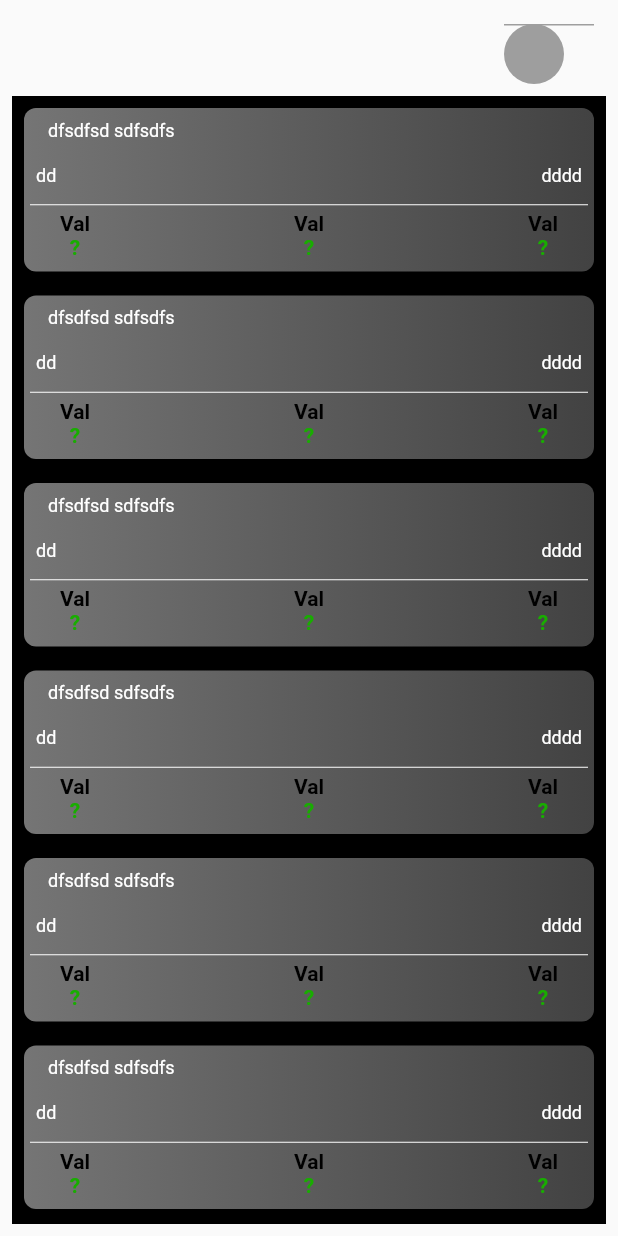
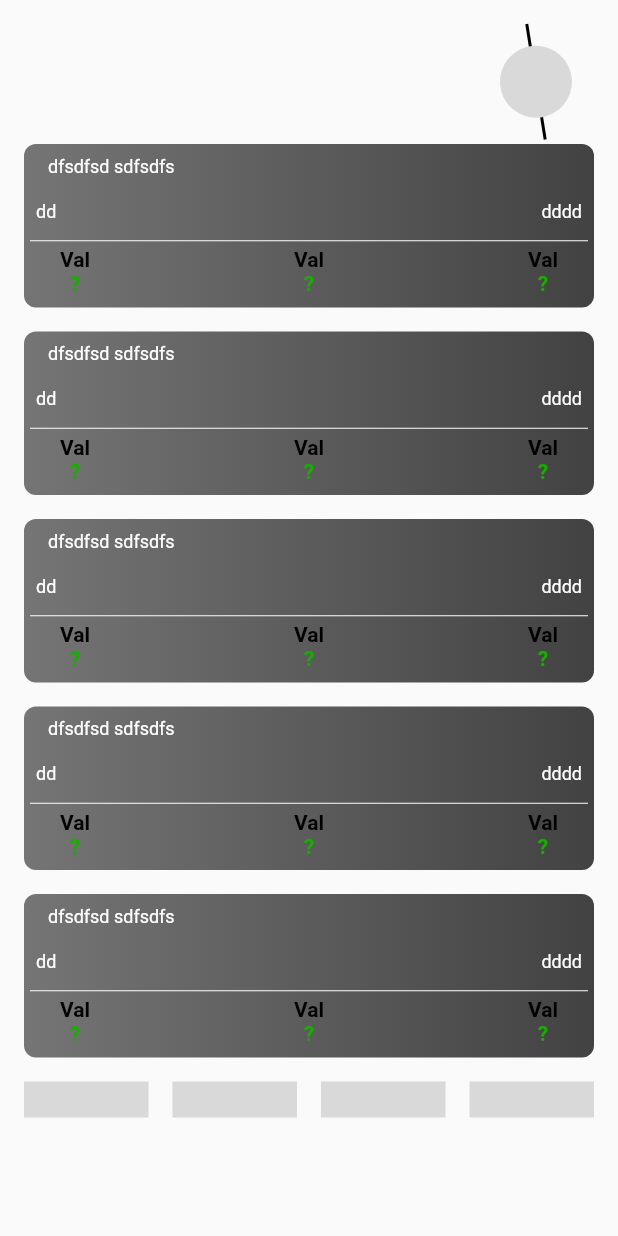
Before and after one commit to mihaab123/flutter_scrollable_list, a Flutter app: the screen it shows after launch, on a phone screen of 412 x 824 dp. Run offline on Flutter 3.47's test engine with Material 2 defaults, Android fonts, the phone set to English and light mode, and no system bars; our stand-ins replace equatable, flutter_bloc.

Commit message:
vertical list, rotate circle

```diff
--- a/lib/constants/themes.dart
+++ b/lib/constants/themes.dart
@@ -4,7 +4,7 @@ class AppThemes {
   Color colorWhite = Colors.white;
   Color colorGreen = Colors.green;
   Color colorBlack = Colors.black;
-  Color colorGrey = Colors.grey;
+  Color colorGrey = const Color.fromRGBO(217, 217, 217, 1);
   TextStyle mainTextStyle = const TextStyle(
       color: Colors.white, fontSize: 12, fontWeight: FontWeight.w400);
   TextStyle greenTextStyle = const TextStyle(
--- a/lib/screens/home_screen.dart
+++ b/lib/screens/home_screen.dart
@@ -1,6 +1,7 @@
 import 'package:flutter/material.dart';
 import 'package:flutter_scrollable_list/blocs/scrollable_list_bloc.dart';
 import 'package:flutter_scrollable_list/screens/widgets/animated_app_bar.dart';
+import 'package:flutter_scrollable_list/screens/widgets/horizontal_list.dart';
 import 'package:flutter_scrollable_list/screens/widgets/vertical_list.dart';
 
 class HomeScreen extends StatelessWidget {
@@ -14,10 +15,12 @@ class HomeScreen extends StatelessWidget {
       child: Scaffold(
         body: Padding(
           padding: const EdgeInsets.all(8.0),
-          child: SingleChildScrollView(
-            child: Column(
-              children: const [AnimatedAppBar(), VerticalList()],
-            ),
+          child: Column(
+            children: const [
+              SizedBox(height: 80, child: AnimatedAppBar()),
+              VerticalList(),
+              SizedBox(height: 40, child: HorizontalList())
+            ],
           ),
         ),
       ),
--- a/lib/screens/widgets/animated_app_bar.dart
+++ b/lib/screens/widgets/animated_app_bar.dart
@@ -1,27 +1,62 @@
+import 'dart:math';
+
 import 'package:flutter/material.dart';
 import 'package:flutter_scrollable_list/constants/themes.dart';
+import 'package:flutter_scrollable_list/screens/widgets/circle_line_painter.dart';
 
-class AnimatedAppBar extends StatelessWidget {
+class AnimatedAppBar extends StatefulWidget {
   const AnimatedAppBar({Key? key}) : super(key: key);
 
   @override
+  State<AnimatedAppBar> createState() => _AnimatedAppBarState();
+}
+
+class _AnimatedAppBarState extends State<AnimatedAppBar>
+    with TickerProviderStateMixin {
+  late AnimationController _animationController;
+
+  @override
+  void initState() {
+    super.initState();
+    _animationController = AnimationController(
+      vsync: this,
+      duration: const Duration(seconds: 7),
+    );
+
+    _animationController.repeat();
+  }
+
+  @override
+  void dispose() {
+    _animationController.dispose();
+    super.dispose();
+  }
+
+  @override
   Widget build(BuildContext context) {
+    final rotationTween = Tween<double>(begin: 0.0, end: 2 * pi);
     return Padding(
-      padding: const EdgeInsets.all(8.0),
-      child: Align(
-          alignment: Alignment.centerRight,
-          child: Stack(
-            children: [
-              Container(
-                height: 1,
-                width: 60,
-                color: AppThemes().colorGrey,
+        padding: const EdgeInsets.all(8.0),
+        child: Container(
+            alignment: Alignment.centerRight,
+            child: AnimatedBuilder(
+              animation: _animationController,
+              builder: (BuildContext context, Widget? child) {
+                return Transform(
+                  origin: const Offset(-48, 5),
+                  transform: Matrix4.identity()
+                    ..rotateZ(
+                        rotationTween.transform(_animationController.value)),
+                  child: child,
+                );
+                // return Transform.rotate(
+                //   angle: _animationController.value * 6.3,
+                //   child: child,
+                // );
+              },
+              child: CustomPaint(
+                painter: CircleLinePainter(),
               ),
-              CircleAvatar(
-                backgroundColor: AppThemes().colorGrey,
-              )
-            ],
-          )),
-    );
+            )));
   }
 }
--- /dev/null
+++ b/lib/screens/widgets/circle_line_painter.dart
@@ -0,0 +1,23 @@
+import 'package:flutter/material.dart';
+import 'package:flutter_scrollable_list/constants/themes.dart';
+
+class CircleLinePainter extends CustomPainter {
+  CircleLinePainter();
+
+  @override
+  void paint(Canvas canvas, Size size) async {
+    const center = Offset(-40, 0);
+    const radius = 24.0;
+    Paint paintCircle = Paint()..color = AppThemes().colorGrey;
+    Paint paintLine = Paint()
+      ..color = AppThemes().colorBlack
+      ..strokeWidth = 2;
+    canvas.drawLine(const Offset(-70, -25), const Offset(-10, 25), paintLine);
+    canvas.drawCircle(center, radius, paintCircle);
+  }
+
+  @override
+  bool shouldRepaint(CustomPainter oldDelegate) {
+    return false;
+  }
+}
--- /dev/null
+++ b/lib/screens/widgets/horizontal_list.dart
@@ -0,0 +1,33 @@
+import 'dart:convert';
+
+import 'package:flutter/material.dart';
+import 'package:flutter_bloc/flutter_bloc.dart';
+import 'package:flutter_scrollable_list/blocs/scrollable_list_bloc.dart';
+import 'package:flutter_scrollable_list/constants/themes.dart';
+
+class HorizontalList extends StatelessWidget {
+  const HorizontalList({Key? key}) : super(key: key);
+
+  @override
+  Widget build(BuildContext context) {
+    return BlocBuilder<ScrollableListBloc, ScrollableListState>(
+        builder: (context, state) {
+      return SizedBox(
+        height: 40,
+        child: ListView.builder(
+            scrollDirection: Axis.horizontal,
+            shrinkWrap: true,
+            itemCount: 100,
+            itemBuilder: (BuildContext ctxt, int index) {
+              return Padding(
+                padding: const EdgeInsets.all(8.0),
+                child: Container(
+                  width: MediaQuery.of(context).size.width / 4 - 20,
+                  color: AppThemes().colorGrey,
+                ),
+              );
+            }),
+      );
+    });
+  }
+}
--- a/lib/screens/widgets/vertical_list.dart
+++ b/lib/screens/widgets/vertical_list.dart
@@ -13,12 +13,9 @@ class VerticalList extends StatelessWidget {
   Widget build(BuildContext context) {
     return BlocBuilder<ScrollableListBloc, ScrollableListState>(
         builder: (context, state) {
-      return Container(
-        color: Colors.black,
-        child: Expanded(
-          child: ListView.builder(
+      return ListView.builder(
           shrinkWrap: true,
-              itemCount: 100,
+          itemCount: 5,
           itemBuilder: (BuildContext ctxt, int index) {
             return VerticalListItem(
               item: ItemModel(
@@ -26,9 +23,7 @@ class VerticalList extends StatelessWidget {
                   name: "dddd",
                   description: "dfsdfsd sdfsdfs"), //state.itemsList[index],
             );
-              }),
-        ),
-      );
+          });
     });
   }
 }
```
Lines whose indentation alone changed are shown as unchanged.
